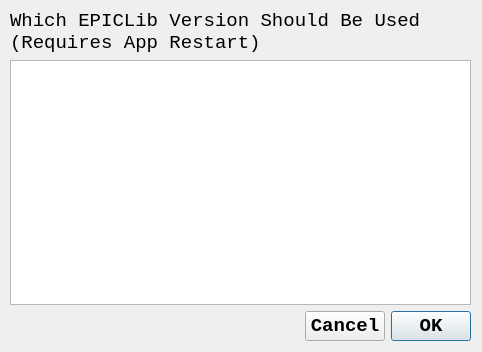
Before: the Qt Designer form epicpy/uifiles/epiclibsettingsui.ui in travisseymour/EPICpy, drawn with Qt 5.
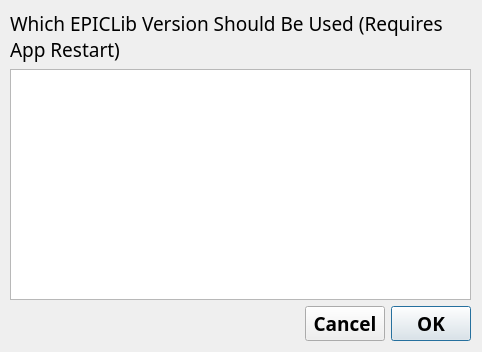
After: the same form once the commit is applied.

Patch:
```diff
--- a/epicpy/uifiles/epiclibsettingsui.ui
+++ b/epicpy/uifiles/epiclibsettingsui.ui
@@ -21,13 +21,13 @@
   </property>
   <property name="maximumSize">
    <size>
-    <width>3000</width>
-    <height>3000</height>
+    <width>3001</width>
+    <height>3001</height>
    </size>
   </property>
   <property name="font">
    <font>
-    <family>Consolas</family>
+    <family>Fira Mono</family>
     <pointsize>12</pointsize>
    </font>
   </property>
@@ -48,7 +48,7 @@
    </property>
    <property name="font">
     <font>
-     <family>Consolas</family>
+     <family>Fira Mono</family>
      <pointsize>12</pointsize>
     </font>
    </property>
@@ -57,7 +57,7 @@
      <widget class="QLabel" name="labelInfo">
       <property name="font">
        <font>
-        <family>Consolas</family>
+        <family>Fira Mono</family>
         <pointsize>14</pointsize>
        </font>
       </property>
@@ -73,7 +73,7 @@
      <widget class="QListWidget" name="listWidgetOptions">
       <property name="font">
        <font>
-        <family>Consolas</family>
+        <family>Fira Mono</family>
         <pointsize>14</pointsize>
        </font>
       </property>
@@ -85,7 +85,7 @@
        <spacer name="horizontalSpacer">
         <property name="font">
          <font>
-          <family>Consolas</family>
+          <family>Fira Mono</family>
           <pointsize>12</pointsize>
          </font>
         </property>
@@ -104,9 +104,8 @@
        <widget class="QPushButton" name="pushButtonCancel">
         <property name="font">
          <font>
-          <family>Consolas</family>
+          <family>Fira Mono</family>
           <pointsize>14</pointsize>
-          <weight>75</weight>
           <bold>true</bold>
          </font>
         </property>
@@ -119,9 +118,8 @@
        <widget class="QPushButton" name="pushButtonOK">
         <property name="font">
          <font>
-          <family>Consolas</family>
+          <family>Fira Mono</family>
           <pointsize>14</pointsize>
-          <weight>75</weight>
           <bold>true</bold>
          </font>
         </property>
```
